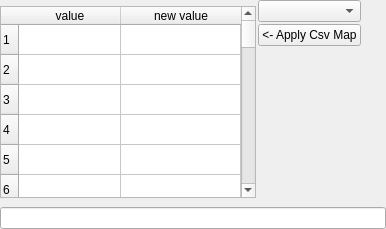
Before: the Qt Designer form gui/ui/DlgTableReplaceInput.ui in hboussard/chloe_qgis, drawn with Qt 5.
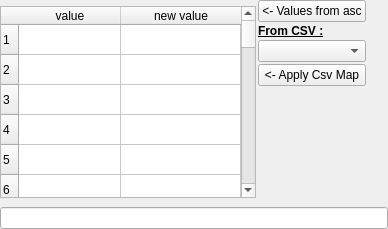
After: the same form once the commit is applied.

Commit message:
Update formulaire Search And Replace
Ajout d'un bouton pour charger les valeurs du fichier ascii en input dans le tableau des valeurs à remplacer

Diff of the .ui file:
```diff
--- a/gui/ui/DlgTableReplaceInput.ui
+++ b/gui/ui/DlgTableReplaceInput.ui
@@ -6,7 +6,7 @@
    <rect>
     <x>0</x>
     <y>0</y>
-    <width>386</width>
+    <width>388</width>
     <height>229</height>
    </rect>
   </property>
@@ -140,6 +140,29 @@
        </item>
        <item>
         <layout class="QVBoxLayout" name="verticalLayout">
+         <item>
+          <widget class="QPushButton" name="pbFromAsc">
+           <property name="text">
+            <string>&lt;- Values from asc</string>
+           </property>
+          </widget>
+         </item>
+         <item>
+          <widget class="QLabel" name="labelCsv">
+           <property name="font">
+            <font>
+             <weight>75</weight>
+             <bold>true</bold>
+            </font>
+           </property>
+           <property name="text">
+            <string>&lt;html&gt;&lt;head/&gt;&lt;body&gt;&lt;p&gt;&lt;span style=&quot; text-decoration: underline;&quot;&gt;From CSV :&lt;/span&gt;&lt;/p&gt;&lt;/body&gt;&lt;/html&gt;</string>
+           </property>
+           <property name="margin">
+            <number>3</number>
+           </property>
+          </widget>
+         </item>
          <item>
           <widget class="QComboBox" name="cmbBox"/>
          </item>
```
The commit also changes 5 other files.
